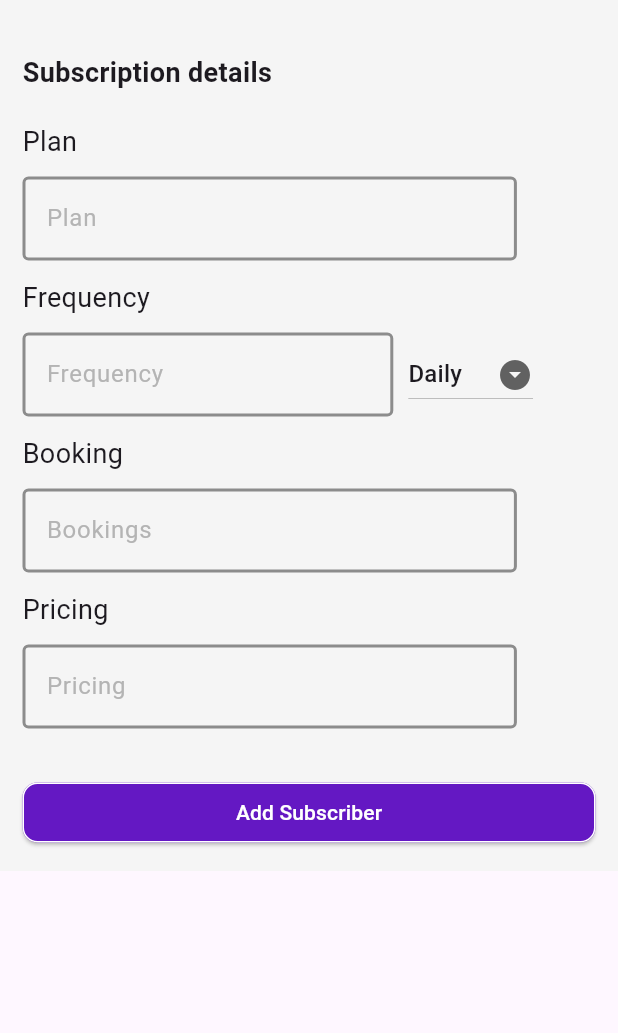
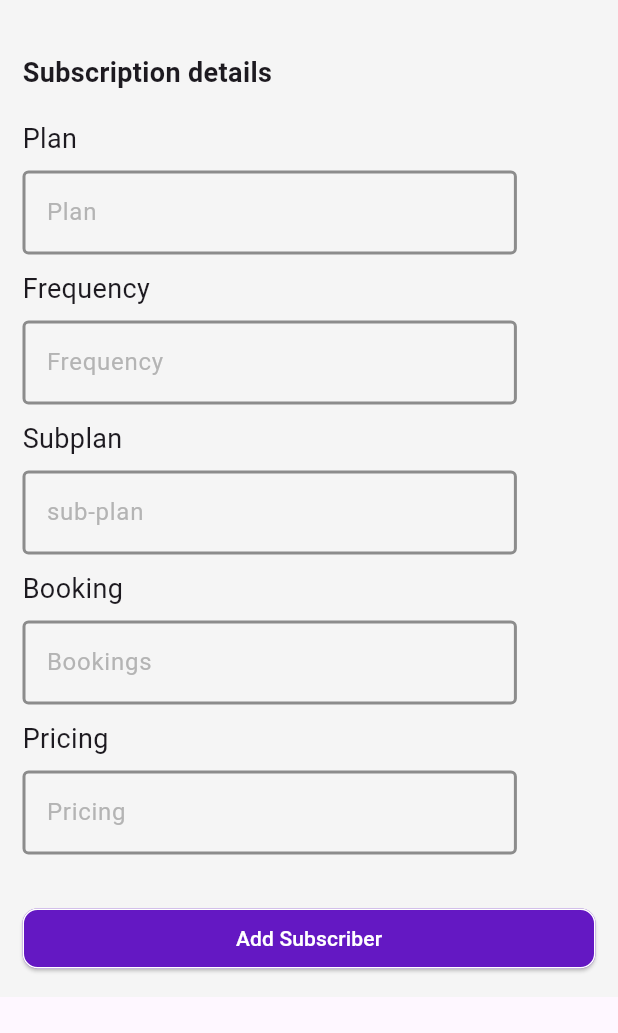
Before and after one commit to venkat7099/banquetbookingz, a Flutter app: the AddSubscriber screen opened by its route, on a phone screen of 412 x 824 dp, the part 83-1116 px from its top. Run offline on Flutter 3.47's test engine with Material 3 defaults, Android fonts, the phone set to English and light mode, and no system bars; our stand-ins replace connectivity_plus, fl_chart, flutter_riverpod, image_picker, shared_preferences; missing offline and left inert: dart:ffi; accounts and stored records are empty; network calls fail; Roboto replaces fonts that are missing (Montserrat).

Commit message:
dec12updated

```diff
--- a/lib/views/addsubscriber.dart
+++ b/lib/views/addsubscriber.dart
@@ -44,14 +44,14 @@ class AddSubscriber extends ConsumerWidget {
                     "Subscription details",
                     style: TextStyle(fontSize: 18, fontWeight: FontWeight.bold),
                   ),
-                  const SizedBox(height: 20),
+                  const SizedBox(height: 18),
                   const Text(
                     "Plan",
                     style: TextStyle(
                       fontSize: 18,
                     ),
                   ),
-                  const SizedBox(height: 10),
+                  const SizedBox(height: 8),
                   Consumer(builder: (context, ref, child) {
                     final controller =
                         ref.watch(selectionModelProvider.notifier);
@@ -64,65 +64,57 @@ class AddSubscriber extends ConsumerWidget {
                       },
                     );
                   }),
-                  const SizedBox(height: 12),
+                  const SizedBox(height: 10),
                   const Text(
                     "Frequency",
                     style: TextStyle(
                       fontSize: 18,
                     ),
                   ),
-                  const SizedBox(height: 10),
-                  Row(
-                    children: [
-                      Consumer(builder: (context, ref, child) {
+                  const SizedBox(height: 8),
+
+                  Consumer(builder: (context, ref, child) {
                         final controller =
                             ref.watch(selectionModelProvider.notifier);
                         return CustomTextFormField(
-                          width: screenWidth * 0.6,
+                          width: screenWidth * 0.8,
                           keyBoardType: TextInputType.number,
                           hintText: 'Frequency',
                           onChanged: (newValue) {
                             controller.updateMonthlyP(newValue);
                           },
                         );
-                      }),
-                      const SizedBox(width: 10),
-                      Consumer(builder: (context, ref, child) {
-                        final selectionState =
-                            ref.watch(selectionModelProvider);
+                  }),
+                 const SizedBox(height: 10),
+                  const Text(
+                    "Subplan",
+                    style: TextStyle(
+                      fontSize: 18,
+                    ),
+                  ),
+                  const SizedBox(height: 8),
+                  Consumer(builder: (context, ref, child) {
+
                         final controller =
                             ref.watch(selectionModelProvider.notifier);
+                        return CustomTextFormField(
+                          width: screenWidth * 0.8,
+                          keyBoardType: TextInputType.number,
+                          hintText: 'sub-plan',
+                          onChanged: (newValue) {
+                            controller.updateFrequency(newValue);
+                          },
+                        );
+                 }),
 
-                        return DropdownButton<String>(
-                          value: selectionState.selectedFrequency,
-                          items: const <String>[
-                            'Daily',
-                            'Monthly',
-                            'Yearly',
-                          ].map((String value) {
-                            return DropdownMenuItem<String>(
-                              value: value,
-                              child: Text(value),
-                            );
-                          }).toList(),
-                          onChanged: (String? value) {
-                            if (value != null) {
-                              controller.updateFrequency(value);
-                            }
-                          },
-                          icon: const Icon(Icons.arrow_drop_down_circle),
-                        );
-                      }),
-                    ],
-                  ),
-                  const SizedBox(height: 12),
+                  const SizedBox(height: 10),
                   const Text(
                     "Booking",
                     style: TextStyle(
                       fontSize: 18,
                     ),
                   ),
-                  const SizedBox(height: 10),
+                  const SizedBox(height: 8),
                   Consumer(builder: (context, ref, child) {
                     final controller =
                         ref.watch(selectionModelProvider.notifier);
@@ -135,14 +127,14 @@ class AddSubscriber extends ConsumerWidget {
                       },
                     );
                   }),
-                  const SizedBox(height: 12),
+                  const SizedBox(height: 10),
                   const Text(
                     "Pricing",
                     style: TextStyle(
                       fontSize: 18,
                     ),
                   ),
-                  const SizedBox(height: 10),
+                  const SizedBox(height: 8),
                   Consumer(builder: (context, ref, child) {
                     final controller =
                         ref.watch(selectionModelProvider.notifier);
--- a/lib/views/adduser.dart
+++ b/lib/views/adduser.dart
@@ -517,6 +517,7 @@ class AddUser extends ConsumerStatefulWidget {
 
 class _AddUserState extends ConsumerState<AddUser> {
   final GlobalKey<FormState> _formKey = GlobalKey<FormState>();
+
   Future<ImageSource?> _showImageSourceSelector(BuildContext context) {
     return showModalBottomSheet<ImageSource>(
       context: context,
--- a/lib/views/loginpage.dart
+++ b/lib/views/loginpage.dart
@@ -138,7 +138,7 @@
 //                           //         // onTap: () {
 //                           //         //   select.toggleCheckBox(!val);
 //                           //         // },
-//                           //         child: Text(
+//                           //     un    child: Text(
 //                           //           'Remember me',
 //                           //           style: TextStyle(
 //                           //               color: val
--- a/lib/views/users.dart
+++ b/lib/views/users.dart
@@ -6,7 +6,7 @@ import 'package:banquetbookingz/widgets/stackwidget.dart';
 import '../providers/searchtextnotifier.dart';
 import "package:banquetbookingz/models/users.dart";
 
-class Users extends ConsumerStatefulWidget {
+class Users extends ConsumerStatefulWidget{
   const Users({super.key});
 
   @override
--- a/pubspec.yaml
+++ b/pubspec.yaml
@@ -33,7 +33,7 @@ dependencies:
   flutter_riverpod: ^2.5.1
   shared_preferences: ^2.2.2
   http: ^1.2.1
-  connectivity_plus: ^5.0.2
+  connectivity_plus: ^6.1.0
   charts_flutter: ^0.12.0
   fl_chart: ^0.66.2
   image_picker: ^1.0.7
```
Also changed, not shown: lib/providers/usersprovider.dart (+60 -12 lines), lib/utils/banquetbookzapi.dart (+4 -4 lines), lib/views/settings.dart (+38 -20 lines), pubspec.lock, 1 other file.
